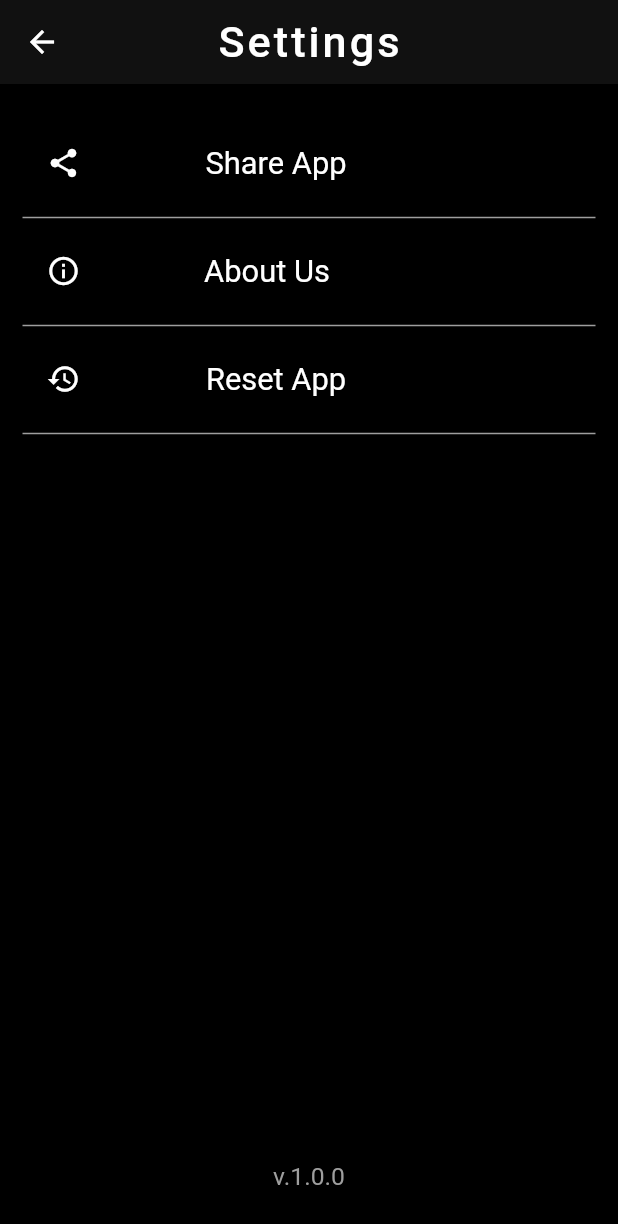
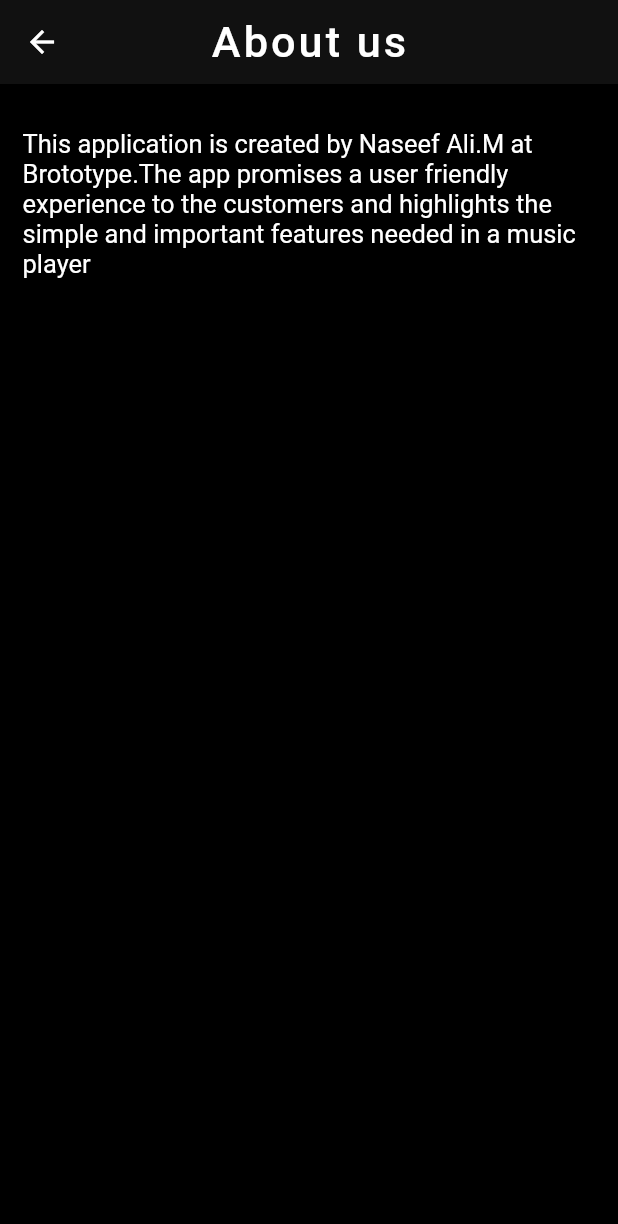
Before and after one commit to NaseefMallissery/Music-App, a Flutter app: the SettingsScreen screen opened directly, after a tap on "About Us", on a phone screen of 412 x 824 dp. Shown: the top 1224 px of the screen. Run offline on Flutter 3.47's test engine with Material 2 defaults, Android fonts, the phone set to English and light mode, and no system bars; our stand-ins replace hive, hive_flutter, just_audio, just_audio_background, lottie, on_audio_query and 2 more; accounts and stored records are empty.

```diff
--- a/lib/screens/settings_screen.dart
+++ b/lib/screens/settings_screen.dart
@@ -1,5 +1,6 @@
 import 'package:flutter/material.dart';
 import 'package:musica/database/playlist_db.dart';
+import 'package:musica/screens/styles/about_us.dart';
 import 'package:share/share.dart';
 
 class SettingsScreen extends StatelessWidget {
@@ -72,7 +73,10 @@ class SettingsScreen extends StatelessWidget {
                       textAlign: TextAlign.center,
                     ),
                   ),
-                  onTap: () {},
+                  onTap: () {
+                    Navigator.push(context,
+                        MaterialPageRoute(builder: (context) => AboutUs()));
+                  },
                 ),
                 const Divider(
                   thickness: 1,
--- /dev/null
+++ b/lib/screens/styles/about_us.dart
@@ -0,0 +1,38 @@
+import 'package:flutter/material.dart';
+import 'package:flutter/src/foundation/key.dart';
+import 'package:flutter/src/widgets/framework.dart';
+
+class AboutUs extends StatelessWidget {
+  const AboutUs({Key? key}) : super(key: key);
+
+  @override
+  Widget build(BuildContext context) {
+    return Scaffold(
+      appBar: AppBar(
+        title: Text(
+          'About us',
+          style: TextStyle(
+            color: Colors.white,
+            fontSize: MediaQuery.of(context).size.width * 0.07,
+            letterSpacing: 2,
+          ),
+        ),
+        centerTitle: true,
+      ),
+      body: SafeArea(
+          child: Padding(
+        padding: EdgeInsets.only(
+          top: 30,
+          left: 15,
+          right: 15,
+        ),
+        child: Container(
+          child: Text(
+            '''This application is created by Naseef Ali.M at Brototype.The app promises a user friendly experience to the customers and highlights the simple and important features needed in a music player''',
+            style: TextStyle(color: Colors.white, fontSize: 17),
+          ),
+        ),
+      )),
+    );
+  }
+}
```
Also changed, not shown: lib/screens/playlist_songs.dart (+8 -19 lines), lib/screens/playlsit_view.dart (+7 -24 lines), lib/screens/songs_to_playlist.dart (+11 -30 lines).
